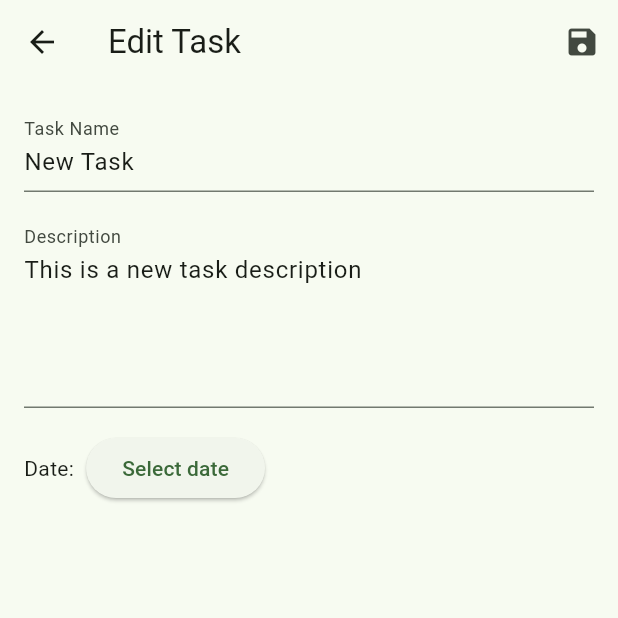
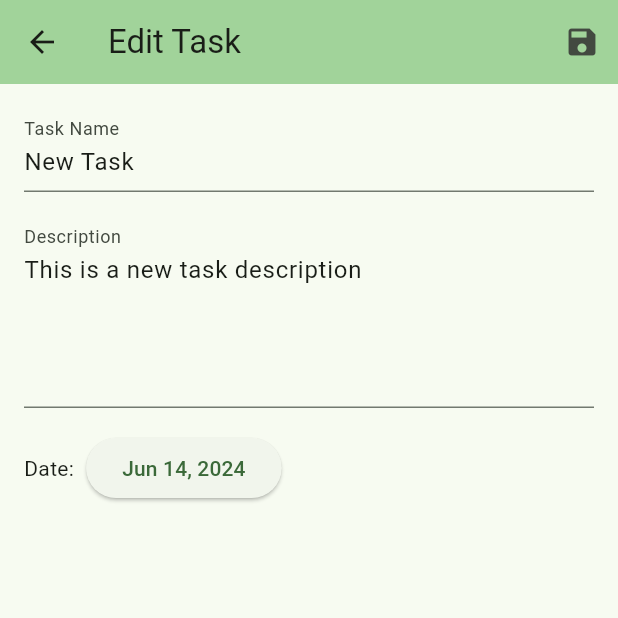
Before and after one commit to jjerrell/RootRecords, a Flutter app: the screen it shows after launch, after a tap on the "add" icon, after a tap on "New Task", on a phone screen of 412 x 824 dp, the top half of it. Run offline on Flutter 3.47's test engine with Material 3 defaults, Android fonts, the light colour scheme and no system bars; our stand-ins replace sqflite; accounts and stored records are empty.

Commit message:
Fixes date formatting on the edit task view

```diff
--- a/lib/view/task_edit_view.dart
+++ b/lib/view/task_edit_view.dart
@@ -1,4 +1,5 @@
 import 'package:flutter/material.dart';
+import 'package:intl/intl.dart';
 import '../model/task.dart';
 
 class TaskEditPage extends StatefulWidget {
@@ -59,8 +60,11 @@ class _TaskEditPageState extends State<TaskEditPage> {
 
   @override
   Widget build(BuildContext context) {
+    String formattedDate = DateFormat.yMMMd().format(_selectedDate);
+
     return Scaffold(
       appBar: AppBar(
+        backgroundColor: Theme.of(context).colorScheme.inversePrimary,
         title: const Text('Edit Task'),
         actions: [
           IconButton(
@@ -88,12 +92,12 @@ class _TaskEditPageState extends State<TaskEditPage> {
             Row(
               children: [
                 Text(
-                  'Date: ${_selectedDate.toLocal()}'.split(' ')[0],
+                  'Date:',
                 ),
                 const SizedBox(width: 8),
                 ElevatedButton(
                   onPressed: () => _selectDate(context),
-                  child: const Text('Select date'),
+                  child: Text(formattedDate),
                 ),
               ],
             ),
```
